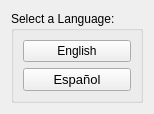
This is src/gui/language_dialog.ui in Ecotrust/delphos as Qt 5 draws it before an edit. The edited form follows.
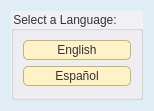
This is the edited form.

```diff
--- a/src/gui/language_dialog.ui
+++ b/src/gui/language_dialog.ui
@@ -12,13 +12,152 @@
   <property name="windowTitle" >
    <string>Language</string>
   </property>
+  <property name="styleSheet" >
+   <string>.QWidget {
+background-color: #E1EDF5;
+}
+
+/*Non-main window popup widgets
+QWidget {
+background-color: #f0f0f5;
+}
+*/
+
+
+QWidget {
+background-color: #f0f0f5;
+font-family: arial;
+color: #333333;	
+}
+
+
+QHeaderView::section {
+padding-left: 6px;
+padding-right: 4px;
+background-color: #FFF7DB;
+border-width: 1px;
+border-color: darkkhaki;
+border-style: solid;
+}
+
+QHeaderView::section:hover {
+background-color: #FFDF94;
+}
+
+/* Increase the padding, so the text is shifted when the button is
+pressed. */
+QHeaderView::section:pressed {
+padding-left: 4px;
+padding-top: 4px;
+background-color: #E6A84C;
+}
+
+QMainWindow {
+background-color: gainsboro;
+background-position: top right;
+background-repeat: no-repeat
+}
+
+
+/* Nice Windows-XP-style password character. */
+QLineEdit[echoMode="2"] {
+lineedit-password-character: 9679;
+}
+
+/* We provide a min-width and min-height for push buttons
+so that they look elegant regardless of the width of the text. */
+QPushButton {
+background-color: #FFF2C9;
+border-width: 1px;
+border-color: darkkhaki;
+border-style: solid;
+border-radius: 5;
+padding: 2px;
+padding-left: 4px;
+padding-right: 4px;
+min-width: 9ex;
+min-height: 2.5ex;
+}
+
+QPushButton:hover {
+background-color: #FFDF94;
+}
+
+/* Increase the padding, so the text is shifted when the button is
+pressed. */
+QPushButton:pressed {
+padding-left: 4px;
+padding-top: 4px;
+background-color: #E6A84C;
+}
+
+QLabel, QAbstractButton {
+font: normal;
+}
+
+/* Mark mandatory fields with a brownish color. */
+.mandatory {
+color: brown;
+}
+
+/* Bold text on status bar looks awful. */
+QStatusBar QLabel {
+font: normal;
+}
+
+QStatusBar::item {
+border-width: 1;
+border-color: darkkhaki;
+border-style: solid;
+border-radius: 2;
+}
+
+QComboBox, QLineEdit, QSpinBox, QTextEdit, QListView {
+background-color: #fafbfc;
+selection-color: #0a214c;
+selection-background-color: #FFF2C9;
+}
+
+/* We reserve 1 pixel space in padding. When we get the focus,
+we kill the padding and enlarge the border. This makes the items
+glow. */
+QLineEdit {
+border-width: 1px;
+padding: 1px;
+border-style: solid;
+border-color: #5f66a1;
+border-radius: 4px;
+}
+
+/* As mentioned above, eliminate the padding and increase the border. */
+QLineEdit:focus, QFrame:focus {
+border-width: 2px;
+padding: 0px;
+}
+
+/* Nice to have the background color change when hovered. */
+QRadioButton:hover, QCheckBox:hover {
+background-color: #FFDF94;
+}
+
+/* Force the dialog's buttons to follow the Windows guidelines. */
+QDialogButtonBox {
+button-layout: 0;
+}
+
+QToolTip {
+padding: 5px;
+border-radius: 3px;
+opacity: 200;
+}
+</string>
+  </property>
   <layout class="QHBoxLayout" >
    <item>
     <widget class="QGroupBox" name="groupBox" >
      <property name="font" >
       <font>
-       <family>Arial</family>
-       <pointsize>9</pointsize>
+       <family>arial</family>
       </font>
      </property>
      <property name="title" >
@@ -29,8 +168,10 @@
        <widget class="QPushButton" name="english_button" >
         <property name="font" >
          <font>
-          <family>Arial</family>
-          <pointsize>9</pointsize>
+          <family>arial</family>
+          <weight>50</weight>
+          <italic>false</italic>
+          <bold>false</bold>
          </font>
         </property>
         <property name="text" >
@@ -42,8 +183,10 @@
        <widget class="QPushButton" name="spanish_button" >
         <property name="font" >
          <font>
-          <family>Arial</family>
-          <pointsize>10</pointsize>
+          <family>arial</family>
+          <weight>50</weight>
+          <italic>false</italic>
+          <bold>false</bold>
          </font>
         </property>
         <property name="text" >
```
